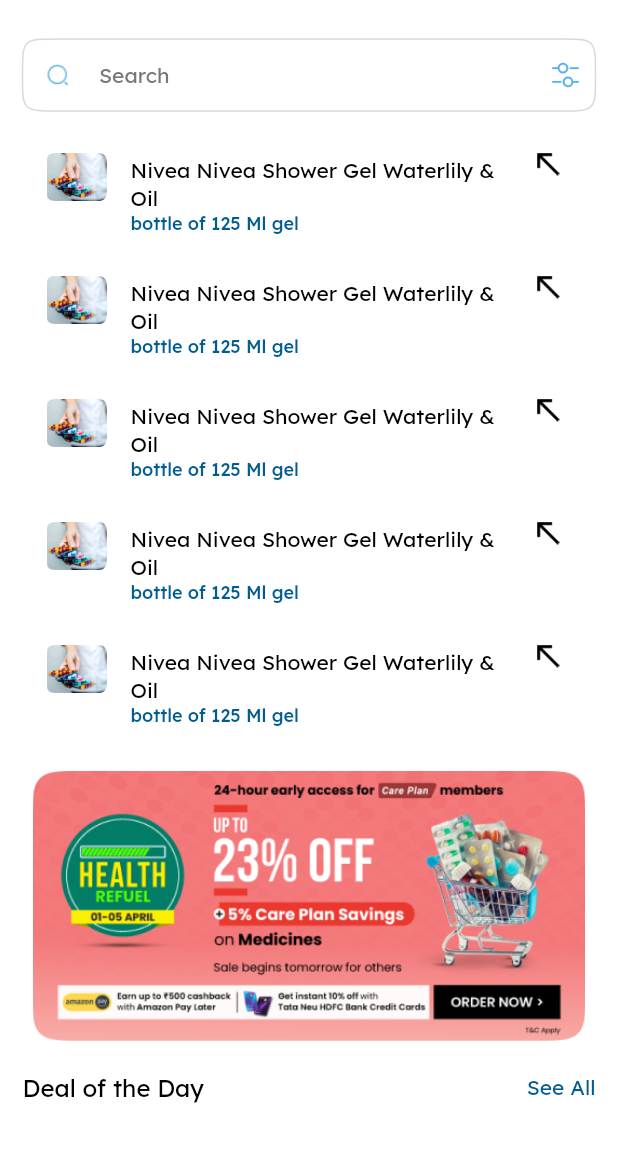
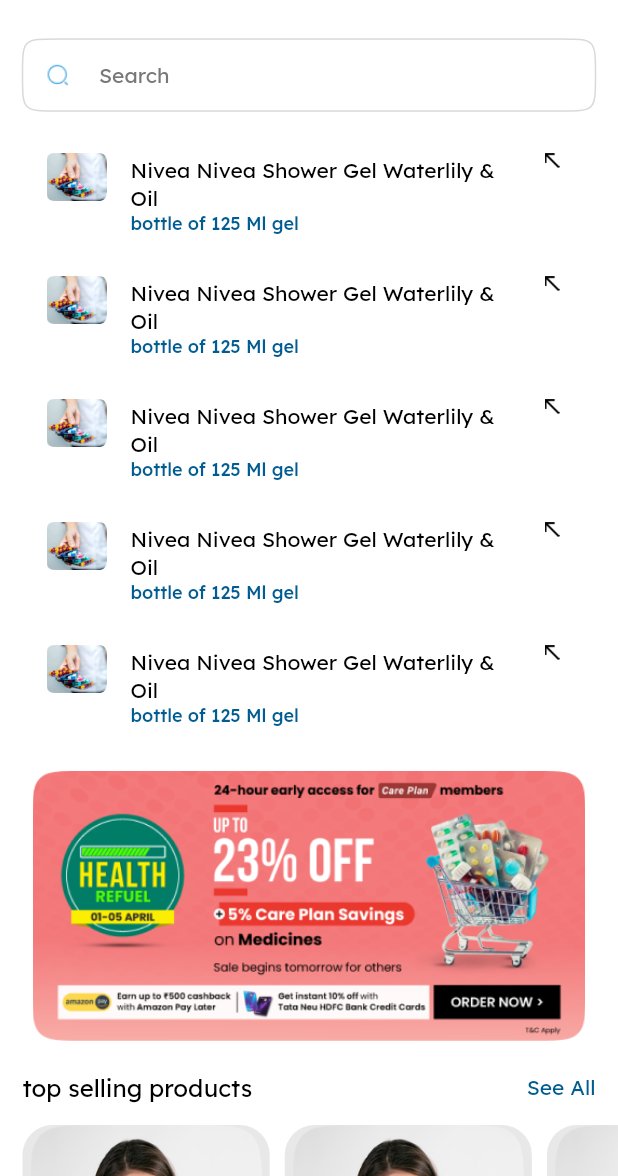
Before and after one commit to DevikaPatelLetmegrab/PharmFlow, a Flutter app: the SearchPage screen opened by its route, on a phone screen of 412 x 824 dp, the part 60-1236 px from its top. Run offline on Flutter 3.47's test engine with Material 3 defaults, Android fonts, the phone set to English and light mode, and no system bars; our stand-ins replace bloc, carousel_slider, dotted_border, dotted_line, dropdown_button2, equatable and 8 more; missing offline and left inert: advanced_chips_input, linear_progress_bar.

Commit message:
search page(WIP) (#23)
search complete

```diff
--- a/lib/core/config/app_assets.dart
+++ b/lib/core/config/app_assets.dart
@@ -57,7 +57,6 @@ class AppAssets {
   static String orderFilterIcon = 'assets/icon/video_call.png';
   static String searchCallIcon = 'assets/icon/search_call.png';
 
-
   ///logo
 
   static String logoDark = 'assets/logo/logo_dark.png';
--- a/lib/features/home/presentation/pages/home_page.dart
+++ b/lib/features/home/presentation/pages/home_page.dart
@@ -249,7 +249,7 @@ class HomePage extends StatelessWidget {
                         ),
                         const Gap(AppDimens.space20),
                         const RowOverview(title: 'Testimonials'),
-                        const Gap(AppDimens.space20),
+                        //  const Gap(AppDimens.space20),
                       ],
                     ),
                   ),
--- a/lib/features/search/presentation/pages/search_page.dart
+++ b/lib/features/search/presentation/pages/search_page.dart
@@ -4,10 +4,12 @@ import 'package:pharm_flow/core/app_extension/text_style_extension.dart';
 import 'package:pharm_flow/core/config/app_assets.dart';
 import 'package:pharm_flow/core/config/app_colors.dart';
 import 'package:pharm_flow/core/config/app_dimension.dart';
+import 'package:pharm_flow/core/utils/app_size.dart';
 import 'package:pharm_flow/core/widget/app_asset_image.dart';
 import 'package:pharm_flow/core/widget/app_search_field.dart';
 import 'package:pharm_flow/core/widget/asset_icon.dart';
 import 'package:pharm_flow/core/widget/common_app_bar.dart';
+import 'package:pharm_flow/features/home/presentation/widgets/launch_listview_item.dart';
 import 'package:pharm_flow/features/home/presentation/widgets/row_overview.dart';
 
 class SearchPage extends StatelessWidget {
@@ -29,11 +31,11 @@ class SearchPage extends StatelessWidget {
                     hint: 'Search',
                     readOnly: true,
                     showSuffix: true,
-                    suffix: AssetIcon(
-                      assetName: AppAssets.filterIcon,
-                      size: AppDimens.imageSize20,
-                      color: AppColors.lightPrimary,
-                    ),
+                    // suffix: AssetIcon(
+                    //   assetName: AppAssets.filterIcon,
+                    //   size: AppDimens.imageSize20,
+                    //   color: AppColors.lightPrimary,
+                    // ),
                   ),
                   const Gap(AppDimens.space20),
                   ListView.separated(
@@ -58,7 +60,7 @@ class SearchPage extends StatelessWidget {
                         ),
                         trailing: AssetIcon(
                           assetName: AppAssets.searchCallIcon,
-                          size: 15,
+                          size: AppDimens.imageSize10,
                         ),
                       );
                     },
@@ -69,10 +71,29 @@ class SearchPage extends StatelessWidget {
                     height: 180,
                   ),
                   const Gap(AppDimens.space20),
-                  const RowOverview(title: 'Deal of the Day')
+                  const RowOverview(title: 'top selling products')
                 ],
               ),
-            )
+            ),
+            const Gap(AppDimens.space15),
+            SizedBox(
+              height: context.h(221),
+              child: ListView.separated(
+                itemCount: 5,
+                scrollDirection: Axis.horizontal,
+                padding:
+                    const EdgeInsets.symmetric(horizontal: AppDimens.space15),
+                separatorBuilder: (context, index) {
+                  return const SizedBox(width: 10);
+                },
+                itemBuilder: (context, index) {
+                  return LaunchListviewItem(
+                    img: AppAssets.image2,
+                  );
+                },
+              ),
+            ),
+            const Gap(AppDimens.space15),
           ],
         ),
       ),
```
